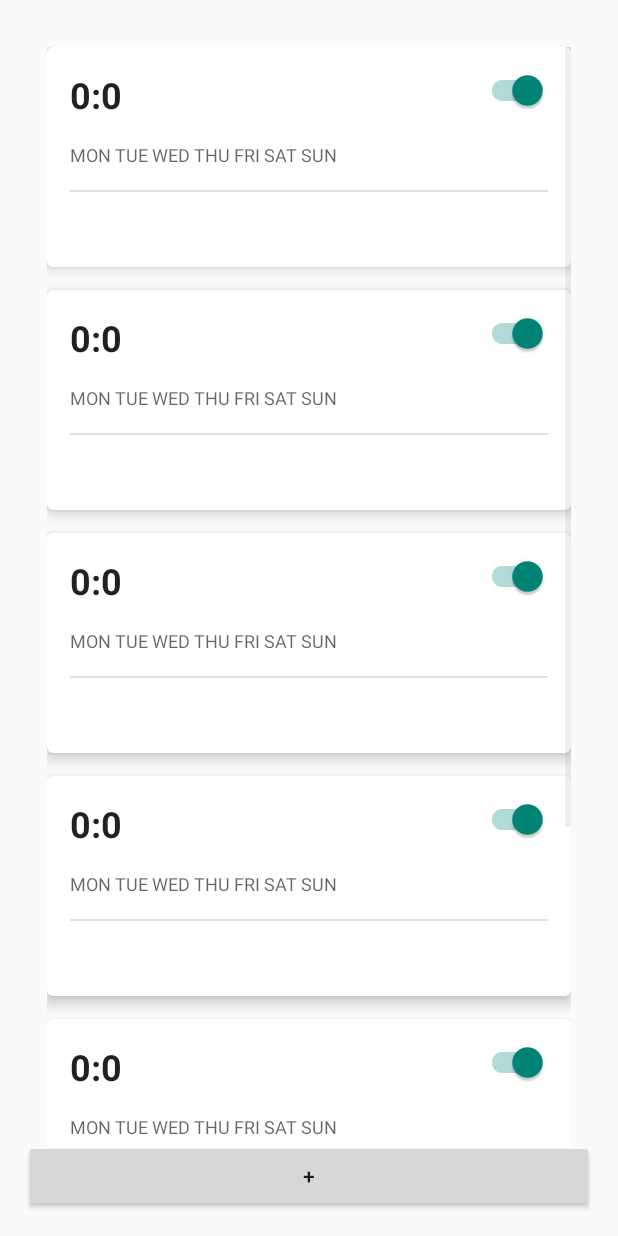
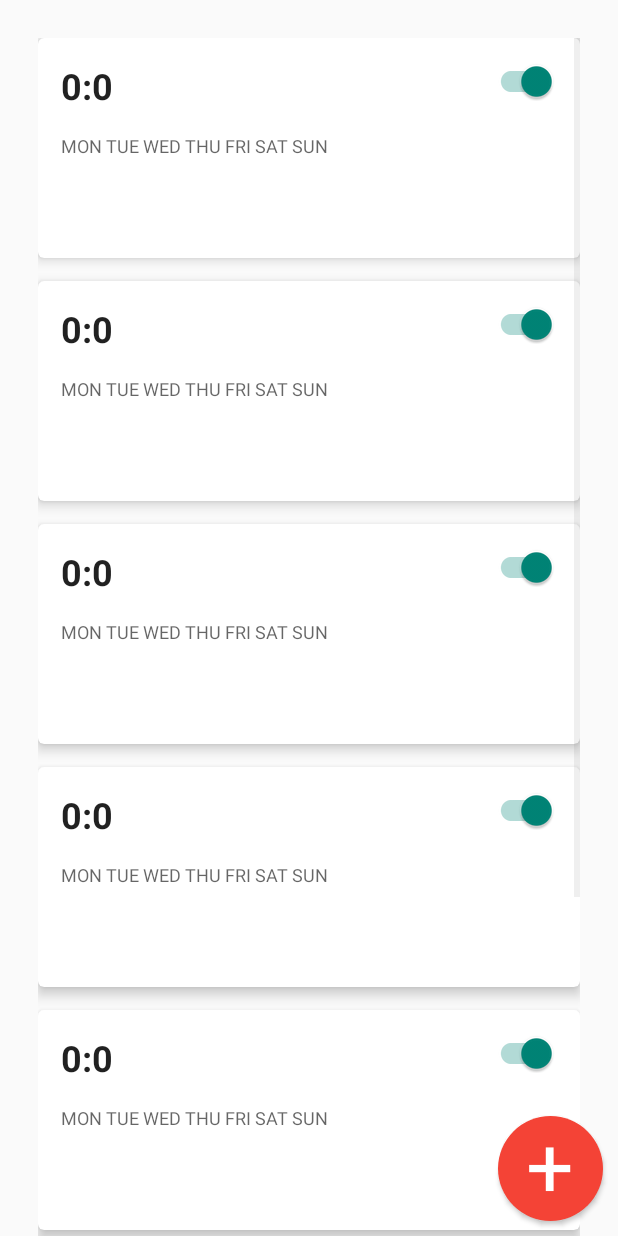
Before and after one commit to HackOutWest15/JAM, an Android app: the AlarmActivity screen opened directly, with no data from a screen before it, on a phone screen of 412 x 824 dp. Run offline under Robolectric (Android 15) with nearby library versions, the phone set to English and light mode, and no system bars; libraries missing offline, so code that uses them is left out: kaaes.spotify.webapi, retrofit.client.

Commit message:
Semi-FAB added

```diff
--- a/app/src/main/java/se/wowhack/jam/AlarmArrayAdapter.java
+++ b/app/src/main/java/se/wowhack/jam/AlarmArrayAdapter.java
@@ -65,6 +65,7 @@ public class AlarmArrayAdapter extends ArrayAdapter<Alarm> {
             TextView alarmTimeView = (TextView) v.findViewById(R.id.alarmTime);
             SwitchCompat alarmSwitchView = (SwitchCompat) v.findViewById(R.id.alarmSwitch);
             TextView alarmDaysView = (TextView) v.findViewById(R.id.alarmDays);
+            View alarmDivider = v.findViewById(R.id.divider);
 
             alarmSwitchView.setOnClickListener(new View.OnClickListener() {
                 @Override
@@ -91,8 +92,11 @@ public class AlarmArrayAdapter extends ArrayAdapter<Alarm> {
                 alarmDaysView.setText(days);
             }
             if (i.getDescription() == "") {
-                // TODO: Hide alarmdivider and textview
+                alarmTextView.setVisibility(View.INVISIBLE);
+                alarmDivider.setVisibility(View.INVISIBLE);
             } else {
+                alarmTextView.setVisibility(View.VISIBLE);
+                alarmDivider.setVisibility(View.VISIBLE);
                 if (alarmTextView != null){
                     alarmTextView.setText(i.getDescription());
                 }
--- /dev/null
+++ b/app/src/main/res/drawable/roundedbutton.xml
@@ -0,0 +1,9 @@
+<?xml version="1.0" encoding="utf-8"?>
+<shape xmlns:android="http://schemas.android.com/apk/res/android"
+    android:shape="rectangle">
+    <solid android:color="#F44336" />
+    <corners android:bottomRightRadius="70dip"
+        android:bottomLeftRadius="70dip"
+        android:topRightRadius="70dip"
+        android:topLeftRadius="70dip"/>
+</shape>
--- a/app/src/main/res/layout/activity_alarm.xml
+++ b/app/src/main/res/layout/activity_alarm.xml
@@ -2,14 +2,13 @@
     xmlns:tools="http://schemas.android.com/tools"
     android:layout_width="match_parent"
     android:layout_height="match_parent"
-    android:paddingBottom="@dimen/activity_vertical_margin"
-    android:paddingLeft="@dimen/activity_horizontal_margin"
-    android:paddingRight="@dimen/activity_horizontal_margin"
-    android:paddingTop="@dimen/activity_vertical_margin"
+
     tools:context=".MyActivity">
 
     <ListView
-        android:layout_margin="15dp"
+        android:layout_marginTop="25dp"
+        android:layout_marginLeft="25dp"
+        android:layout_marginRight="25dp"
         android:divider="@android:color/transparent"
         android:dividerHeight="15dp"
         android:id="@+id/list"
@@ -19,8 +18,15 @@
 
     <Button
         android:id="@+id/newAlarmButton"
-        android:layout_width="match_parent"
-        android:layout_height="wrap_content"
+        android:layout_width="70dp"
+        android:layout_height="70dp"
+        android:layout_marginBottom="10dp"
+        android:layout_marginRight="10dp"
         android:layout_alignParentBottom="true"
+        android:layout_alignParentRight="true"
+        android:background="@drawable/roundedbutton"
+        android:textColor="#FFFFFF"
+        android:includeFontPadding="false"
+        android:textAppearance="@style/TextAppearance.AppCompat.Display3"
         android:text="+" />
 </RelativeLayout>
```
